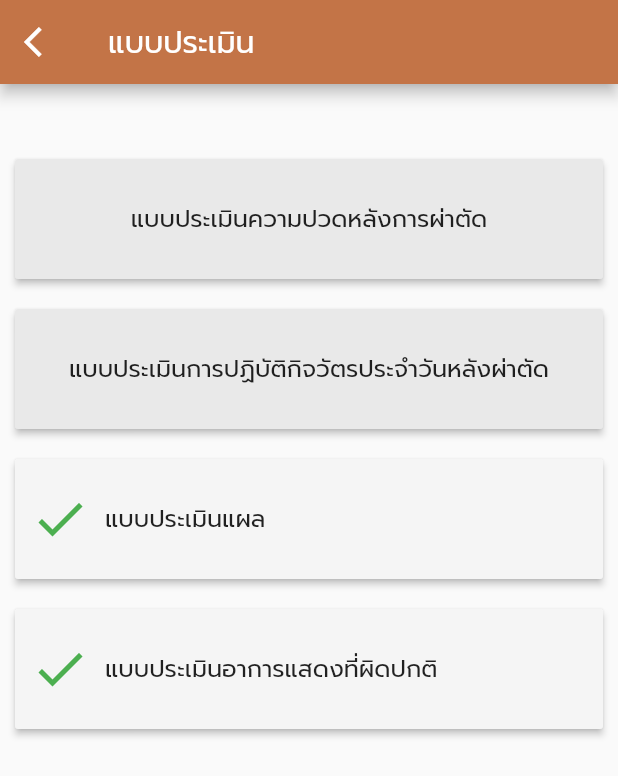
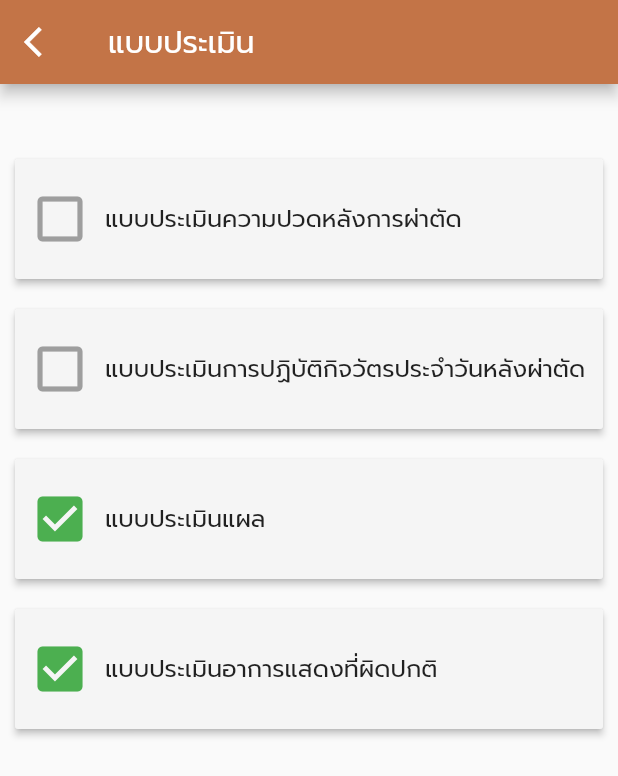
Before and after one commit to LaCare-KMUTT/AbdoCare, a Flutter app: the PostOpHomePage screen opened directly, on a phone screen of 412 x 824 dp. Shown: the top 776 px of the screen. Run offline on Flutter 3.47's test engine with Material 2 defaults, Android fonts, the phone set to English and light mode, and no system bars; our stand-ins replace bubble, charts_flutter, cloud_firestore, firebase_auth, firebase_core, get_it and 1 more; missing offline and left inert: flutter_dialogflow; accounts and stored records are empty; statements that could not run were skipped.

Commit message:
change pattern

```diff
--- a/lib/widget/evaluation_form/post-op-home/post-op-home_page.dart
+++ b/lib/widget/evaluation_form/post-op-home/post-op-home_page.dart
@@ -35,7 +35,8 @@ class _PostOpHomeState extends State<PostOpHomePage> {
             Padding(
               padding: const EdgeInsets.fromLTRB(10, 50, 10, 20),
               child: RaisedButton(
-                color: Color(0xFFE9E9E9),
+                padding: EdgeInsets.only(top: 0),
+                color: Color(0xFFF5F5F5),
                 onPressed: () {
                   Navigator.push(
                     context,
@@ -48,19 +49,42 @@ class _PostOpHomeState extends State<PostOpHomePage> {
                   child: Column(
                     mainAxisAlignment: MainAxisAlignment.center,
                     children: [
-                      Text(
-                        'แบบประเมินความปวดหลังการผ่าตัด',
-                        style: TextStyle(fontSize: 16),
+                      Row(
+                        children: [
+                          Padding(
+                            padding: const EdgeInsets.all(10),
+                            child: Icon(
+                              Icons.check_box_outline_blank,
+                              size: 40.0,
+                              color: Colors.grey,
+                            ),
+                          ),
+                          Expanded(
+                            child: Container(
+                              child: Column(
+                                crossAxisAlignment: CrossAxisAlignment.start,
+                                children: [
+                                  Text(
+                                    'แบบประเมินความปวดหลังการผ่าตัด',
+                                    style: TextStyle(fontSize: 16),
+                                  ),
+                                ],
+                              ),
+                            ),
+                          )
+                        ],
                       ),
                     ],
                   ),
                 ),
               ),
             ),
+
             Padding(
               padding: const EdgeInsets.fromLTRB(10, 0, 10, 20),
               child: RaisedButton(
-                color: Color(0xFFE9E9E9),
+                padding: EdgeInsets.only(top: 0),
+                color: Color(0xFFF5F5F5),
                 onPressed: () {
                   Navigator.push(
                     context,
@@ -73,9 +97,30 @@ class _PostOpHomeState extends State<PostOpHomePage> {
                   child: Column(
                     mainAxisAlignment: MainAxisAlignment.center,
                     children: [
-                      Text(
-                        'แบบประเมินการปฏิบัติกิจวัตรประจำวันหลังผ่าตัด',
-                        style: TextStyle(fontSize: 16),
+                      Row(
+                        children: [
+                          Padding(
+                            padding: const EdgeInsets.all(10),
+                            child: Icon(
+                              Icons.check_box_outline_blank,
+                              size: 40.0,
+                              color: Colors.grey,
+                            ),
+                          ),
+                          Expanded(
+                            child: Container(
+                              child: Column(
+                                crossAxisAlignment: CrossAxisAlignment.start,
+                                children: [
+                                  Text(
+                                    '''แบบประเมินการปฏิบัติกิจวัตรประจำวันหลังผ่าตัด''',
+                                    style: TextStyle(fontSize: 16),
+                                  ),
+                                ],
+                              ),
+                            ),
+                          )
+                        ],
                       ),
                     ],
                   ),
@@ -106,7 +151,7 @@ class _PostOpHomeState extends State<PostOpHomePage> {
                           Padding(
                             padding: const EdgeInsets.all(10),
                             child: Icon(
-                              Icons.done,
+                              Icons.check_box,
                               size: 40.0,
                               color: Colors.green,
                             ),
@@ -154,7 +199,7 @@ class _PostOpHomeState extends State<PostOpHomePage> {
                           Padding(
                             padding: const EdgeInsets.all(10),
                             child: Icon(
-                              Icons.done,
+                              Icons.check_box,
                               size: 40.0,
                               color: Colors.green,
                             ),
```
